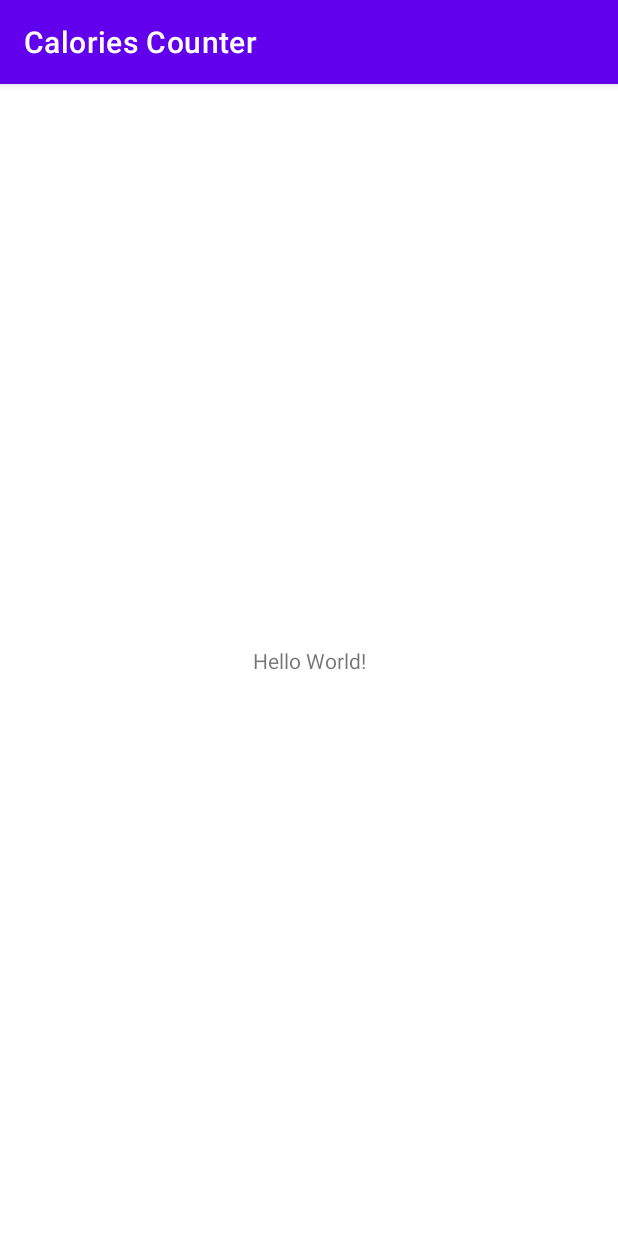
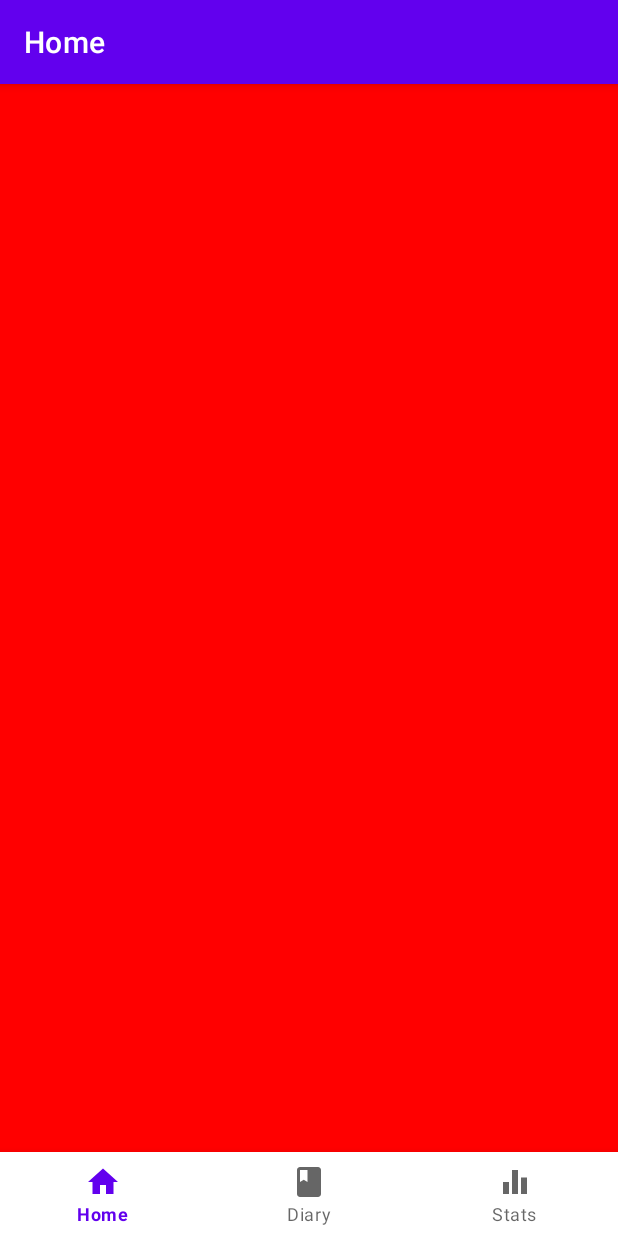
Before and after one commit to ythivend/calories-counter2, an Android app: the screen it shows after launch (MainActivity), on a phone screen of 412 x 824 dp. Run offline under Robolectric (Android 15) with nearby library versions, the phone set to English and light mode, and no system bars; our stand-ins replace navigation-ui.

Commit message:
BottomBar
Nav et bottomBar fonctionnel, strings fait

```diff
--- a/app/build.gradle
+++ b/app/build.gradle
@@ -33,6 +33,9 @@ dependencies {
     implementation 'androidx.appcompat:appcompat:1.2.0'
     implementation 'com.google.android.material:material:1.3.0'
     implementation 'androidx.constraintlayout:constraintlayout:2.0.4'
+    implementation 'androidx.navigation:navigation-fragment:2.3.5'
+    implementation 'androidx.navigation:navigation-ui:2.3.5'
+    implementation 'androidx.legacy:legacy-support-v4:1.0.0'
     testImplementation 'junit:junit:4.+'
     androidTestImplementation 'androidx.test.ext:junit:1.1.2'
     androidTestImplementation 'androidx.test.espresso:espresso-core:3.3.0'
--- /dev/null
+++ b/app/src/main/java/com/example/caloriescounter/HomeFragment.java
@@ -0,0 +1,64 @@
+package com.example.caloriescounter;
+
+import android.os.Bundle;
+
+import androidx.fragment.app.Fragment;
+
+import android.view.LayoutInflater;
+import android.view.View;
+import android.view.ViewGroup;
+
+/**
+ * A simple {@link Fragment} subclass.
+ * Use the {@link HomeFragment#newInstance} factory method to
+ * create an instance of this fragment.
+ */
+public class HomeFragment extends Fragment {
+
+    // TODO: Rename parameter arguments, choose names that match
+    // the fragment initialization parameters, e.g. ARG_ITEM_NUMBER
+    private static final String ARG_PARAM1 = "param1";
+    private static final String ARG_PARAM2 = "param2";
+
+    // TODO: Rename and change types of parameters
+    private String mParam1;
+    private String mParam2;
+
+    public HomeFragment() {
+        // Required empty public constructor
+    }
+
+    /**
+     * Use this factory method to create a new instance of
+     * this fragment using the provided parameters.
+     *
+     * @param param1 Parameter 1.
+     * @param param2 Parameter 2.
+     * @return A new instance of fragment HomeFragment.
+     */
+    // TODO: Rename and change types and number of parameters
+    public static HomeFragment newInstance(String param1, String param2) {
+        HomeFragment fragment = new HomeFragment();
+        Bundle args = new Bundle();
+        args.putString(ARG_PARAM1, param1);
+        args.putString(ARG_PARAM2, param2);
+        fragment.setArguments(args);
+        return fragment;
+    }
+
+    @Override
+    public void onCreate(Bundle savedInstanceState) {
+        super.onCreate(savedInstanceState);
+        if (getArguments() != null) {
+            mParam1 = getArguments().getString(ARG_PARAM1);
+            mParam2 = getArguments().getString(ARG_PARAM2);
+        }
+    }
+
+    @Override
+    public View onCreateView(LayoutInflater inflater, ViewGroup container,
+                             Bundle savedInstanceState) {
+        // Inflate the layout for this fragment
+        return inflater.inflate(R.layout.fragment_home, container, false);
+    }
+}
--- a/app/src/main/java/com/example/caloriescounter/MainActivity.java
+++ b/app/src/main/java/com/example/caloriescounter/MainActivity.java
@@ -1,8 +1,14 @@
 package com.example.caloriescounter;
 
 import androidx.appcompat.app.AppCompatActivity;
+import androidx.navigation.NavController;
+import androidx.navigation.Navigation;
+import androidx.navigation.ui.AppBarConfiguration;
+import androidx.navigation.ui.NavigationUI;
 
 import android.os.Bundle;
+
+import com.google.android.material.bottomnavigation.BottomNavigationView;
 
 public class MainActivity extends AppCompatActivity {
 
@@ -10,5 +16,14 @@ public class MainActivity extends AppCompatActivity {
     protected void onCreate(Bundle savedInstanceState) {
         super.onCreate(savedInstanceState);
         setContentView(R.layout.activity_main);
+
+        NavController navController = Navigation.findNavController(this, R.id.fragment);
+        BottomNavigationView bottomNavigationView = findViewById(R.id.bottomBar);
+
+        AppBarConfiguration appBarConfiguration = new AppBarConfiguration.Builder(R.id.homeFragment, R.id.diaryFragment, R.id.statsFragment).build();
+
+        NavigationUI.setupWithNavController(bottomNavigationView, navController);
+        NavigationUI.setupActionBarWithNavController(this, navController, appBarConfiguration);
+
     }
 }
--- /dev/null
+++ b/app/src/main/res/drawable/ic_book.xml
@@ -0,0 +1,10 @@
+<vector xmlns:android="http://schemas.android.com/apk/res/android"
+    android:width="24dp"
+    android:height="24dp"
+    android:viewportWidth="24"
+    android:viewportHeight="24"
+    android:tint="?attr/colorControlNormal">
+  <path
+      android:fillColor="@android:color/white"
+      android:pathData="M18,2H6c-1.1,0 -2,0.9 -2,2v16c0,1.1 0.9,2 2,2h12c1.1,0 2,-0.9 2,-2V4c0,-1.1 -0.9,-2 -2,-2zM6,4h5v8l-2.5,-1.5L6,12V4z"/>
+</vector>
--- /dev/null
+++ b/app/src/main/res/drawable/ic_equalizer.xml
@@ -0,0 +1,10 @@
+<vector xmlns:android="http://schemas.android.com/apk/res/android"
+    android:width="24dp"
+    android:height="24dp"
+    android:viewportWidth="24"
+    android:viewportHeight="24"
+    android:tint="?attr/colorControlNormal">
+  <path
+      android:fillColor="@android:color/white"
+      android:pathData="M10,20h4L14,4h-4v16zM4,20h4v-8L4,12v8zM16,9v11h4L20,9h-4z"/>
+</vector>
--- /dev/null
+++ b/app/src/main/res/drawable/ic_home.xml
@@ -0,0 +1,10 @@
+<vector xmlns:android="http://schemas.android.com/apk/res/android"
+    android:width="24dp"
+    android:height="24dp"
+    android:viewportWidth="24"
+    android:viewportHeight="24"
+    android:tint="?attr/colorControlNormal">
+  <path
+      android:fillColor="@android:color/white"
+      android:pathData="M10,20v-6h4v6h5v-8h3L12,3 2,12h3v8z"/>
+</vector>
--- a/app/src/main/res/layout/activity_main.xml
+++ b/app/src/main/res/layout/activity_main.xml
@@ -6,13 +6,26 @@
     android:layout_height="match_parent"
     tools:context=".MainActivity">
 
-    <TextView
-        android:layout_width="wrap_content"
+    <com.google.android.material.bottomnavigation.BottomNavigationView
+        android:id="@+id/bottomBar"
+        android:layout_width="match_parent"
         android:layout_height="wrap_content"
-        android:text="Hello World!"
         app:layout_constraintBottom_toBottomOf="parent"
-        app:layout_constraintLeft_toLeftOf="parent"
-        app:layout_constraintRight_toRightOf="parent"
-        app:layout_constraintTop_toTopOf="parent" />
+        app:layout_constraintEnd_toEndOf="parent"
+        app:layout_constraintStart_toStartOf="parent"
+        app:menu="@menu/bottom_bar" />
+
+    <fragment
+        android:id="@+id/fragment"
+        android:name="androidx.navigation.fragment.NavHostFragment"
+        android:layout_width="0dp"
+        android:layout_height="0dp"
+        app:defaultNavHost="true"
+        app:layout_constraintBottom_toTopOf="@+id/bottomBar"
+        app:layout_constraintEnd_toEndOf="parent"
+        app:layout_constraintHorizontal_bias="0.0"
+        app:layout_constraintStart_toStartOf="parent"
+        app:layout_constraintTop_toTopOf="parent"
+        app:navGraph="@navigation/main_nav" />
 
 </androidx.constraintlayout.widget.ConstraintLayout>
--- /dev/null
+++ b/app/src/main/res/layout/fragment_home.xml
@@ -0,0 +1,7 @@
+<?xml version="1.0" encoding="utf-8"?>
+<FrameLayout xmlns:android="http://schemas.android.com/apk/res/android"
+    xmlns:tools="http://schemas.android.com/tools"
+    android:layout_width="match_parent"
+    android:layout_height="match_parent"
+    android:background="#FF0000"
+    tools:context=".HomeFragment" />
--- /dev/null
+++ b/app/src/main/res/menu/bottom_bar.xml
@@ -0,0 +1,16 @@
+<?xml version="1.0" encoding="utf-8"?>
+<menu xmlns:android="http://schemas.android.com/apk/res/android">
+
+    <item
+        android:id="@+id/homeFragment"
+        android:icon="@drawable/ic_home"
+        android:title="@string/lb_home" />
+    <item
+        android:id="@+id/diaryFragment"
+        android:icon="@drawable/ic_book"
+        android:title="@string/lb_diary" />
+    <item
+        android:id="@+id/statsFragment"
+        android:icon="@drawable/ic_equalizer"
+        android:title="@string/lb_stats" />
+</menu>
--- /dev/null
+++ b/app/src/main/res/navigation/main_nav.xml
@@ -0,0 +1,23 @@
+<?xml version="1.0" encoding="utf-8"?>
+<navigation xmlns:android="http://schemas.android.com/apk/res/android"
+    xmlns:app="http://schemas.android.com/apk/res-auto"
+    xmlns:tools="http://schemas.android.com/tools"
+    android:id="@+id/main_nav"
+    app:startDestination="@id/homeFragment">
+
+    <fragment
+        android:id="@+id/homeFragment"
+        android:name="com.example.caloriescounter.HomeFragment"
+        android:label="@string/lb_home"
+        tools:layout="@layout/fragment_home" />
+    <fragment
+        android:id="@+id/statsFragment"
+        android:name="com.example.caloriescounter.StatsFragment"
+        android:label="@string/lb_stats"
+        tools:layout="@layout/fragment_stats" />
+    <fragment
+        android:id="@+id/diaryFragment"
+        android:name="com.example.caloriescounter.DiaryFragment"
+        android:label="@string/lb_diary"
+        tools:layout="@layout/fragment_diary" />
+</navigation>
--- a/app/src/main/res/values/strings.xml
+++ b/app/src/main/res/values/strings.xml
@@ -1,3 +1,11 @@
 <resources>
     <string name="app_name">Calories Counter</string>
+    <!-- TODO: Remove or change this placeholder text -->
+    <string name="hello_blank_fragment">Hello blank fragment</string>
+
+
+    //---------Bottom Bar----------------
+    <string name="lb_stats">Stats</string>
+    <string name="lb_diary">Diary</string>
+    <string name="lb_home">Home</string>
 </resources>
```
Also changed, not shown: app/src/main/java/com/example/caloriescounter/DiaryFragment.java (added, +64 -0 lines), app/src/main/java/com/example/caloriescounter/StatsFragment.java (added, +64 -0 lines), app/src/main/res/drawable/ic_diary.xml (added, +10 -0 lines), app/src/main/res/layout/fragment_diary.xml (added, +7 -0 lines), app/src/main/res/layout/fragment_stats.xml (added, +7 -0 lines).
